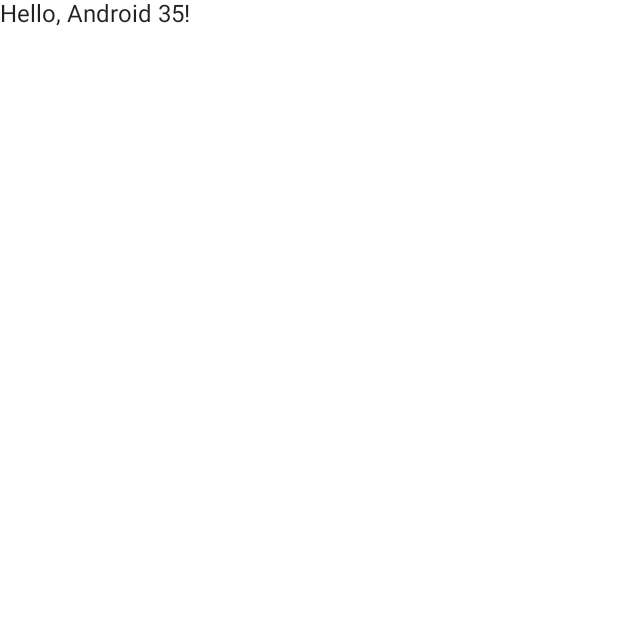
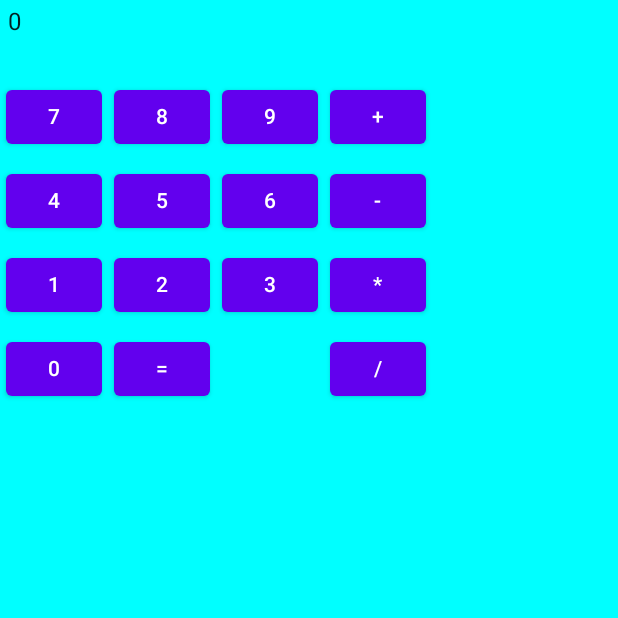
Before and after one commit to GurkirpalSD/MultiCalculator, an Android app built with Jetpack Compose: the screen it shows after launch (MainActivity), on a phone screen of 412 x 824 dp, the top half of it. Before the commit the part shown is almost empty. Run offline under Robolectric (Android 15) with nearby library versions, the phone set to English and light mode, and no system bars.

```diff
--- a/androidApp/src/main/java/com/example/multicalculator/android/MainActivity.kt
+++ b/androidApp/src/main/java/com/example/multicalculator/android/MainActivity.kt
@@ -1,16 +1,33 @@
 package com.example.multicalculator.android
+
 
 import android.os.Bundle
 import androidx.activity.ComponentActivity
 import androidx.activity.compose.setContent
+import androidx.compose.foundation.background
+import androidx.compose.foundation.layout.Column
+import androidx.compose.foundation.layout.Row
 import androidx.compose.foundation.layout.fillMaxSize
-import androidx.compose.material.*
+import androidx.compose.foundation.layout.fillMaxWidth
+import androidx.compose.foundation.layout.height
+import androidx.compose.foundation.layout.padding
+import androidx.compose.material.Button
+import androidx.compose.material.MaterialTheme
+import androidx.compose.material.Surface
+import androidx.compose.material.Text
 import androidx.compose.runtime.Composable
+import androidx.compose.runtime.MutableState
+import androidx.compose.runtime.mutableStateOf
+import androidx.compose.runtime.remember
 import androidx.compose.ui.Modifier
+import androidx.compose.ui.graphics.Color
 import androidx.compose.ui.tooling.preview.Preview
+import androidx.compose.ui.unit.dp
 import com.example.multicalculator.Greeting
 
+
 class MainActivity : ComponentActivity() {
+
     override fun onCreate(savedInstanceState: Bundle?) {
         super.onCreate(savedInstanceState)
         setContent {
@@ -20,11 +37,95 @@ class MainActivity : ComponentActivity() {
                     color = MaterialTheme.colors.background
                 ) {
                     GreetingView(Greeting().greet())
+                    CalcView()
                 }
             }
         }
     }
 }
+@Composable
+fun CalcView() {
+    val displayText = remember { mutableStateOf("0") }
+
+    Column(modifier = Modifier.background(Color.Cyan)) {
+        Row {
+            CalcDisplay(display= displayText)
+        }
+        Row {
+            Column {
+                for (i in 7 downTo 1 step 3){
+                    CalcRow(displayText ,i,3)}
+
+
+                Row {
+                    CalcNumericButton(number = 0, display =displayText )
+                    CalcEqualsButton(display = displayText)
+                }
+            }
+            Column {
+                CalcOperationButton(operation = "+", display = displayText)
+                CalcOperationButton(operation = "-", display = displayText)
+                CalcOperationButton(operation = "*", display = displayText)
+                CalcOperationButton(operation = "/", display = displayText)
+            }
+
+        }
+    }
+}
+
+@Composable
+fun CalcRow(display: MutableState<String>, startNum: Int, numButtons: Int) {
+    val endNum = startNum + numButtons
+    Row(modifier = Modifier.padding(0.dp)) {
+        for (i in startNum until endNum)
+            CalcNumericButton(number = i, display = display)
+    }
+}
+
+@Composable
+fun CalcDisplay(display: MutableState<String>) {
+    Text(
+        text = display.value,
+        modifier = Modifier
+            .height(50.dp)
+            .padding(5.dp)
+            .fillMaxWidth(1f)
+    )
+
+}
+
+@Composable
+fun CalcNumericButton(number: Int, display: MutableState<String>) {
+    Button(
+        onClick = {
+            display.value += number.toString()
+
+        }, modifier = Modifier.padding(4.dp)
+    ) {
+        Text(text = number.toString())
+    }
+
+}
+
+@Composable
+fun CalcEqualsButton(display: MutableState<String>) {
+    Button(onClick = { display.value = "0" }, modifier = Modifier.padding(4.dp)) {
+        Text(text = "=")
+    }
+}
+
+@Composable
+fun CalcOperationButton(display: MutableState<String>, operation: String) {
+    Button(
+        onClick = {
+            display.value = ""
+        },
+        modifier = Modifier.padding(4.dp)
+    ) {
+        Text(text = operation)
+    }
+}
+
 
 @Composable
 fun GreetingView(text: String) {
```
